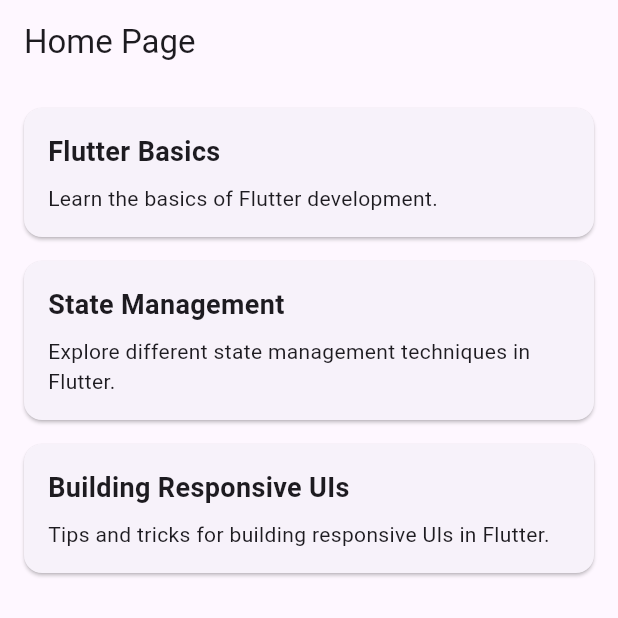
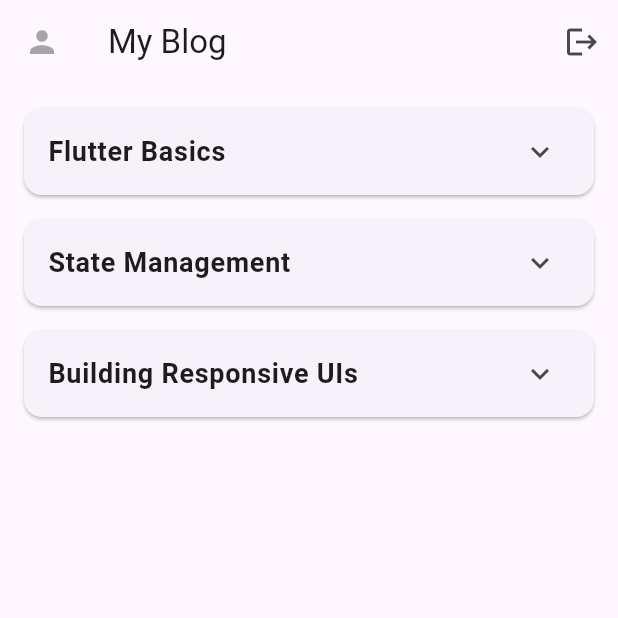
Before and after one commit to sedsax/AmanYaa, a Flutter app: the HomePage screen opened directly, on a phone screen of 412 x 824 dp, the top half of it. Run offline on Flutter 3.47's test engine with Material 3 defaults, Android fonts, the light colour scheme and no system bars.

Commit message:
design pages and create register page

```diff
--- a/lib/main.dart
+++ b/lib/main.dart
@@ -1,3 +1,4 @@
+import 'package:amanyaa/screens/login.dart';
 import 'package:flutter/material.dart';
 
 void main() {
@@ -19,163 +20,3 @@
     );
   }
 }
-
-class LoginPage extends StatefulWidget {
-  const LoginPage({super.key});
-
-  @override
-  State<LoginPage> createState() => _LoginPageState();
-}
-
-class _LoginPageState extends State<LoginPage> {
-  final TextEditingController _emailController = TextEditingController();
-  final TextEditingController _passwordController = TextEditingController();
-
-  void _login() {
-    const String correctEmail = 'test@gmail.com';
-    const String correctPassword = '123456';
-
-    if (_emailController.text == correctEmail &&
-        _passwordController.text == correctPassword) {
-      Navigator.pushReplacement(
-        context,
-        MaterialPageRoute(builder: (context) => const HomePage()),
-      );
-    } else {
-      showDialog(
-        context: context,
-        builder: (context) => AlertDialog(
-          title: const Text('Login Failed'),
-          content: const Text('Invalid email or password.'),
-          actions: [
-            TextButton(
-              onPressed: () => Navigator.pop(context),
-              child: const Text('OK'),
-            ),
-          ],
-        ),
-      );
-    }
-  }
-
-  @override
-  Widget build(BuildContext context) {
-    return Scaffold(
-      body: Center(
-        child: Padding(
-          padding: const EdgeInsets.all(16.0),
-          child: Column(
-            mainAxisAlignment: MainAxisAlignment.center,
-            crossAxisAlignment: CrossAxisAlignment.stretch,
-            children: [
-              const Text(
-                'Welcome Back!',
-                textAlign: TextAlign.center,
-                style: TextStyle(
-                  fontSize: 24,
-                  fontWeight: FontWeight.bold,
-                ),
-              ),
-              const SizedBox(height: 32),
-              TextField(
-                controller: _emailController,
-                decoration: InputDecoration(
-                  labelText: 'Email',
-                  border: OutlineInputBorder(
-                    borderRadius: BorderRadius.circular(8.0),
-                  ),
-                ),
-              ),
-              const SizedBox(height: 16),
-              TextField(
-                controller: _passwordController,
-                obscureText: true,
-                decoration: InputDecoration(
-                  labelText: 'Password',
-                  border: OutlineInputBorder(
-                    borderRadius: BorderRadius.circular(8.0),
-                  ),
-                ),
-              ),
-              const SizedBox(height: 24),
-              ElevatedButton(
-                onPressed: _login,
-                style: ElevatedButton.styleFrom(
-                  padding: const EdgeInsets.symmetric(vertical: 16),
-                  shape: RoundedRectangleBorder(
-                    borderRadius: BorderRadius.circular(8.0),
-                  ),
-                ),
-                child: const Text(
-                  'Login',
-                  style: TextStyle(fontSize: 16),
-                ),
-              ),
-              const SizedBox(height: 16),
-              TextButton(
-                onPressed: () {
-                  // Forgot password action
-                },
-                child: const Text('Forgot Password?'),
-              ),
-            ],
-          ),
-        ),
-      ),
-    );
-  }
-}
-
-class HomePage extends StatelessWidget {
-  const HomePage({super.key});
-
-  @override
-  Widget build(BuildContext context) {
-    return Scaffold(
-      appBar: AppBar(
-        title: const Text('Home Page'),
-      ),
-      body: ListView(
-        padding: const EdgeInsets.all(16.0),
-        children: [
-          _buildBlogPost(
-            title: 'Flutter Basics',
-            content: 'Learn the basics of Flutter development.',
-          ),
-          _buildBlogPost(
-            title: 'State Management',
-            content:
-                'Explore different state management techniques in Flutter.',
-          ),
-          _buildBlogPost(
-            title: 'Building Responsive UIs',
-            content: 'Tips and tricks for building responsive UIs in Flutter.',
-          ),
-        ],
-      ),
-    );
-  }
-
-  Widget _buildBlogPost({required String title, required String content}) {
-    return Card(
-      margin: const EdgeInsets.only(bottom: 16.0),
-      child: Padding(
-        padding: const EdgeInsets.all(16.0),
-        child: Column(
-          crossAxisAlignment: CrossAxisAlignment.start,
-          children: [
-            Text(
-              title,
-              style: const TextStyle(
-                fontSize: 18,
-                fontWeight: FontWeight.bold,
-              ),
-            ),
-            const SizedBox(height: 8),
-            Text(content),
-          ],
-        ),
-      ),
-    );
-  }
-}
--- /dev/null
+++ b/lib/screens/home.dart
@@ -0,0 +1,103 @@
+import 'package:amanyaa/screens/login.dart';
+import 'package:flutter/material.dart';
+
+class HomePage extends StatelessWidget {
+  const HomePage({super.key});
+
+  @override
+  Widget build(BuildContext context) {
+    return Scaffold(
+      appBar: AppBar(
+        title: const Text('My Blog'),
+        leading: const IconButton(
+          onPressed: null,
+          icon: Icon(Icons.person),
+        ),
+        actions: [
+          IconButton(
+              onPressed: () {
+                showDialog(
+                  context: context,
+                  builder: (context) => AlertDialog(
+                    title: const Text('Çıkış'),
+                    content: const Text('Çıkış yapmak istediğinize emin misiniz?'),
+                    actions: [
+                      TextButton(
+                        onPressed: () => Navigator.pop(context),
+                        child: const Text('Hayır'),
+                      ),
+                      TextButton(
+                        onPressed: () {
+                          Navigator.pop(context);
+                          Navigator.pushReplacement(
+                            context,
+                            MaterialPageRoute(
+                                builder: (context) => const LoginPage()),
+                          );
+                        },
+                        child: const Text('Evet'),
+                      ),
+                    ],
+                  ),
+                );
+              },
+              icon: const Icon(Icons.logout)),
+        ],
+      ),
+      body: ListView(
+        padding: const EdgeInsets.all(16.0),
+        children: [
+          _buildExpandableBlogPost(
+            title: 'Flutter Basics',
+            content: 'Learn the basics of Flutter development.',
+          ),
+          _buildExpandableBlogPost(
+            title: 'State Management',
+            content:
+                'Explore different state management techniques in Flutter.',
+          ),
+          _buildExpandableBlogPost(
+            title: 'Building Responsive UIs',
+            content:
+                'Building responsive UIs in Flutter is essential for creating applications that look great on devices of all sizes. '
+                'Flutter provides several tools and techniques to help developers achieve responsiveness. '
+                'One of the most commonly used tools is the MediaQuery class, which allows you to retrieve information about the size and orientation of the screen. '
+                'For example, you can use MediaQuery to adjust padding, margins, or font sizes based on the screen width.\n\n'
+                'Another powerful tool is the LayoutBuilder widget, which provides the constraints of its parent widget. '
+                'This allows you to build adaptive layouts that change based on the available space. '
+                'For instance, you can create a grid layout that switches from two columns to one column on smaller screens.\n\n'
+                'Flutter also supports Flex widgets like Row and Column, which can be combined with the Expanded and Flexible widgets to create dynamic layouts. '
+                'These widgets allow you to allocate space proportionally or adaptively, ensuring that your UI elements adjust gracefully to different screen sizes.\n\n'
+                'Additionally, you can use the FractionallySizedBox widget to size elements as a fraction of their parent\'s size, '
+                'or the AspectRatio widget to maintain a consistent aspect ratio for your UI components.\n\n'
+                'For more advanced responsiveness, consider using packages like flutter_screenutil or responsive_builder, '
+                'which provide utilities for scaling and adapting your UI across various devices. '
+                'By combining these tools and techniques, you can create Flutter applications that deliver a seamless user experience on any device.',
+          ),
+        ],
+      ),
+    );
+  }
+
+  Widget _buildExpandableBlogPost(
+      {required String title, required String content}) {
+    return Card(
+      margin: const EdgeInsets.only(bottom: 16.0),
+      child: ExpansionTile(
+        title: Text(
+          title,
+          style: const TextStyle(
+            fontSize: 18,
+            fontWeight: FontWeight.bold,
+          ),
+        ),
+        children: [
+          Padding(
+            padding: const EdgeInsets.all(16.0),
+            child: Text(content),
+          ),
+        ],
+      ),
+    );
+  }
+}
```
Also changed, not shown: lib/screens/login.dart (added, +122 -0 lines), lib/screens/register.dart (added, +119 -0 lines), 1 other file.
